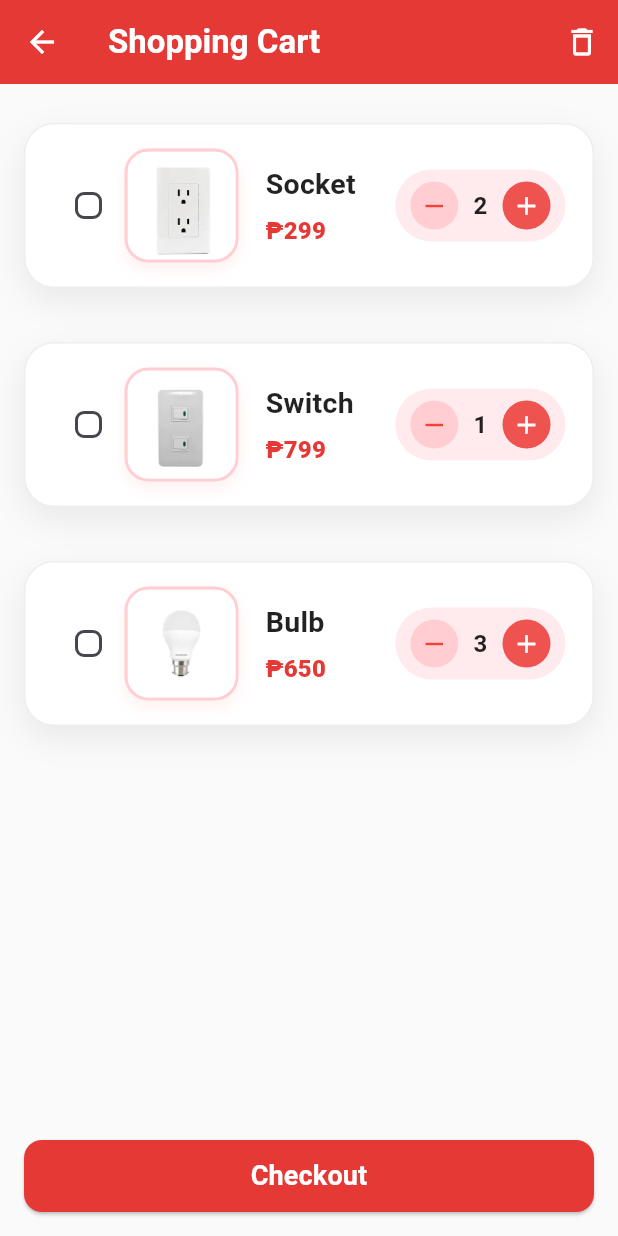
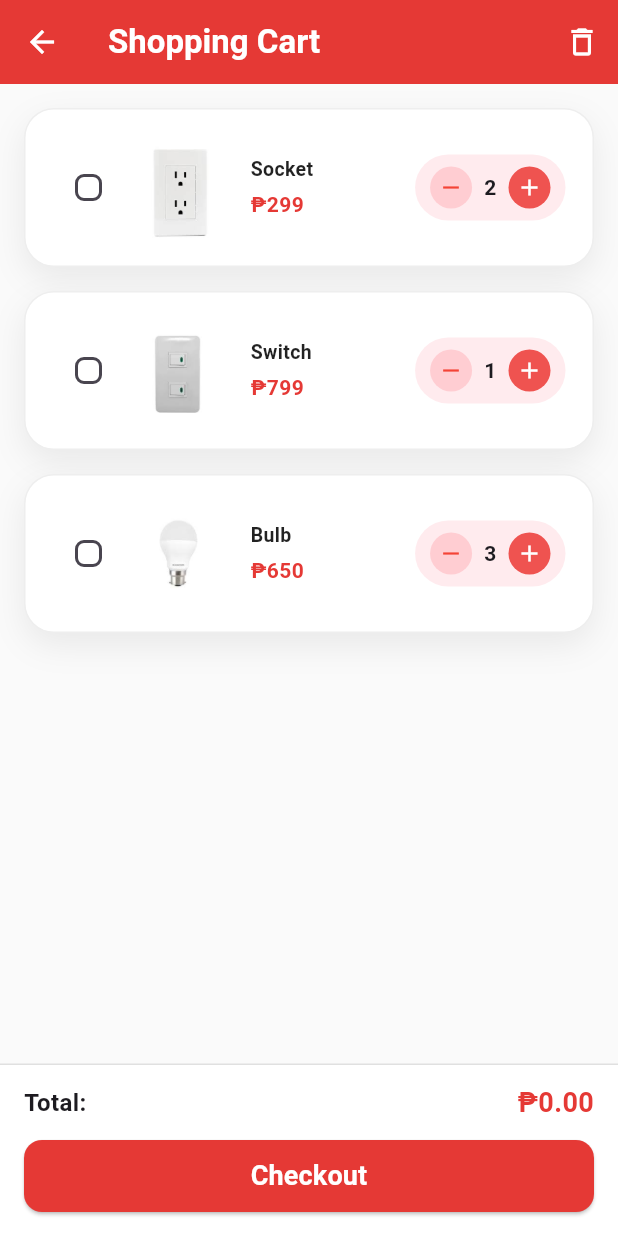
Before and after one commit to KennJ78/babaorderingapp, a Flutter app: the CartScreen screen opened directly, on a phone screen of 412 x 824 dp. Run offline on Flutter 3.47's test engine with Material 3 defaults, Android fonts, the phone set to English and light mode, and no system bars.

Commit message:
week2day2

```diff
--- a/lib/mainapp.dart
+++ b/lib/mainapp.dart
@@ -314,13 +314,13 @@ class ProductDetailScreen extends StatelessWidget {
       appBar: AppBar(
         backgroundColor: Colors.red[600],
         leading: IconButton(
-          icon: const Icon(Icons.arrow_back_sharp, color: Colors.white60, size: 30),
+          icon: const Icon(Icons.arrow_back, color: Colors.white),
           onPressed: () => Navigator.pop(context),
         ),
         title: Text(productName, style: const TextStyle(color: Colors.white)),
         actions: [
           IconButton(
-            icon:  Icon(Icons.shopping_cart_outlined, color: Colors.yellow[500]),
+            icon: const Icon(Icons.shopping_cart, color: Colors.white),
             onPressed: () {
               Navigator.push(
                 context,
@@ -499,6 +499,13 @@ class _CartScreenState extends State<CartScreen> {
   Widget build(BuildContext context) {
     final bool isEmpty = cartProducts.isEmpty;
 
+    double total = cartProducts
+        .where((p) => p['checked'] == true)
+        .fold(0.0, (total, p) {
+      final price = double.tryParse(p['price'].toString().replaceAll('₱', '')) ?? 0.0;
+      return total + (price * (p['qty'] ?? 1));
+    });
+
     return Scaffold(
       backgroundColor: Colors.grey[50],
       appBar: AppBar(
@@ -523,10 +530,7 @@ class _CartScreenState extends State<CartScreen> {
         ],
       ),
       body: isEmpty
-          ? Column(
-        children: [
-          Expanded(
-            child: Center(
+          ? Center(
         child: Column(
           mainAxisAlignment: MainAxisAlignment.center,
           children: [
@@ -574,14 +578,10 @@ class _CartScreenState extends State<CartScreen> {
                 shape: RoundedRectangleBorder(
                   borderRadius: BorderRadius.circular(12),
                 ),
-                      elevation: 2,
               ),
             ),
           ],
         ),
-            ),
-          ),
-        ],
       )
           : ListView.separated(
         padding: const EdgeInsets.all(16),
@@ -590,7 +590,6 @@ class _CartScreenState extends State<CartScreen> {
         itemBuilder: (context, index) {
           final product = cartProducts[index];
           return Container(
-            margin: const EdgeInsets.symmetric(horizontal: 0, vertical: 10),
             decoration: BoxDecoration(
               color: Colors.white,
               borderRadius: BorderRadius.circular(20),
@@ -602,7 +601,9 @@ class _CartScreenState extends State<CartScreen> {
                 ),
               ],
               border: Border.all(
-                color: (product['checked'] ?? false) ? Colors.red[200]! : Colors.grey[200]!,
+                color: (product['checked'] ?? false)
+                    ? Colors.red[200]!
+                    : Colors.grey[200]!,
                 width: (product['checked'] ?? false) ? 2 : 1,
               ),
             ),
@@ -614,26 +615,16 @@ class _CartScreenState extends State<CartScreen> {
                   Checkbox(
                     value: product['checked'] ?? false,
                     activeColor: Colors.red[600],
-                    shape: RoundedRectangleBorder(borderRadius: BorderRadius.circular(6)),
+                    shape: RoundedRectangleBorder(
+                      borderRadius: BorderRadius.circular(6),
+                    ),
                     onChanged: (bool? value) {
                       setState(() {
                         product['checked'] = value ?? false;
                       });
                     },
                   ),
-                  Container(
-                    decoration: BoxDecoration(
-                      borderRadius: BorderRadius.circular(16),
-                      border: Border.all(color: Colors.red[100]!, width: 2),
-                      boxShadow: [
-                        BoxShadow(
-                          color: Colors.red.withOpacity(0.08),
-                          blurRadius: 8,
-                          offset: const Offset(0, 4),
-                        ),
-                      ],
-                    ),
-                    child: ClipRRect(
+                  ClipRRect(
                     borderRadius: BorderRadius.circular(14),
                     child: Image.asset(
                       product['image']!,
@@ -642,39 +633,35 @@ class _CartScreenState extends State<CartScreen> {
                       fit: BoxFit.cover,
                     ),
                   ),
-                  ),
-                  const SizedBox(width: 18),
+                  const SizedBox(width: 12),
                   Expanded(
                     child: Column(
                       crossAxisAlignment: CrossAxisAlignment.start,
-                      mainAxisAlignment: MainAxisAlignment.center,
                       children: [
                         Text(
                           product['name']!,
                           style: const TextStyle(
-                            fontSize: 19,
-                            fontWeight: FontWeight.w700,
+                            fontSize: 13,
+                            fontWeight: FontWeight.w600,
                             color: Colors.black87,
-                            letterSpacing: 0.2,
                           ),
                           maxLines: 1,
                           overflow: TextOverflow.ellipsis,
                         ),
-                        const SizedBox(height: 6),
+                        const SizedBox(height: 4),
                         Text(
                           product['price']!,
                           style: TextStyle(
-                            fontSize: 16,
+                            fontSize: 14,
                             color: Colors.red[600],
-                            fontWeight: FontWeight.w800,
-                            letterSpacing: 0.1,
+                            fontWeight: FontWeight.w700,
                           ),
                         ),
                       ],
                     ),
                   ),
                   Container(
-                    margin: const EdgeInsets.only(left: 10),
+                    margin: const EdgeInsets.only(left: 8),
                     padding: const EdgeInsets.symmetric(horizontal: 10, vertical: 8),
                     decoration: BoxDecoration(
                       color: Colors.red[50],
@@ -684,7 +671,6 @@ class _CartScreenState extends State<CartScreen> {
                       mainAxisSize: MainAxisSize.min,
                       children: [
                         InkWell(
-                          borderRadius: BorderRadius.circular(20),
                           onTap: () {
                             setState(() {
                               if (product['qty'] > 1) {
@@ -693,41 +679,39 @@ class _CartScreenState extends State<CartScreen> {
                             });
                           },
                           child: Container(
-                            width: 32,
-                            height: 32,
+                            width: 28,
+                            height: 28,
                             decoration: BoxDecoration(
                               color: Colors.red[100],
                               shape: BoxShape.circle,
                             ),
-                            child: const Icon(Icons.remove, size: 20, color: Colors.red),
+                            child: const Icon(Icons.remove, size: 18, color: Colors.red),
                           ),
                         ),
                         Padding(
-                          padding: const EdgeInsets.symmetric(horizontal: 10),
+                          padding: const EdgeInsets.symmetric(horizontal: 8),
                           child: Text(
                             '${product['qty']}',
                             style: const TextStyle(
-                              fontSize: 16,
+                              fontSize: 14,
                               fontWeight: FontWeight.bold,
-                              color: Colors.black87,
                             ),
                           ),
                         ),
                         InkWell(
-                          borderRadius: BorderRadius.circular(20),
                           onTap: () {
                             setState(() {
                               product['qty']++;
                             });
                           },
                           child: Container(
-                            width: 32,
-                            height: 32,
+                            width: 28,
+                            height: 28,
                             decoration: BoxDecoration(
                               color: Colors.red[400],
                               shape: BoxShape.circle,
                             ),
-                            child: const Icon(Icons.add, size: 20, color: Colors.white),
+                            child: const Icon(Icons.add, size: 18, color: Colors.white),
                           ),
                         ),
                       ],
@@ -739,13 +723,45 @@ class _CartScreenState extends State<CartScreen> {
           );
         },
       ),
-      bottomNavigationBar: Padding(
-        padding: const EdgeInsets.all(16.0),
-        child: SizedBox(
+      bottomNavigationBar: cartProducts.isEmpty
+          ? null
+          : Container(
+        padding: const EdgeInsets.fromLTRB(16, 12, 16, 16),
+        decoration: BoxDecoration(
+          color: Colors.white,
+          border: Border(top: BorderSide(color: Colors.grey[300]!)),
+        ),
+        child: Column(
+          mainAxisSize: MainAxisSize.min,
+          children: [
+            Row(
+              mainAxisAlignment: MainAxisAlignment.spaceBetween,
+              children: [
+                const Text(
+                  'Total:',
+                  style: TextStyle(
+                    fontSize: 16,
+                    fontWeight: FontWeight.w600,
+                  ),
+                ),
+                Text(
+                  '₱${total.toStringAsFixed(2)}',
+                  style: TextStyle(
+                    fontSize: 18,
+                    fontWeight: FontWeight.bold,
+                    color: Colors.red[600],
+                  ),
+                ),
+              ],
+            ),
+            const SizedBox(height: 12),
+            SizedBox(
               width: double.infinity,
               height: 48,
               child: ElevatedButton(
-            onPressed: () {},
+                onPressed: () {
+                  // Add checkout logic
+                },
                 style: ElevatedButton.styleFrom(
                   backgroundColor: Colors.red[600],
                   foregroundColor: Colors.white,
@@ -762,6 +778,8 @@ class _CartScreenState extends State<CartScreen> {
                 ),
               ),
             ),
+          ],
+        ),
       ),
     );
   }
```
Lines whose indentation alone changed are shown as unchanged.
